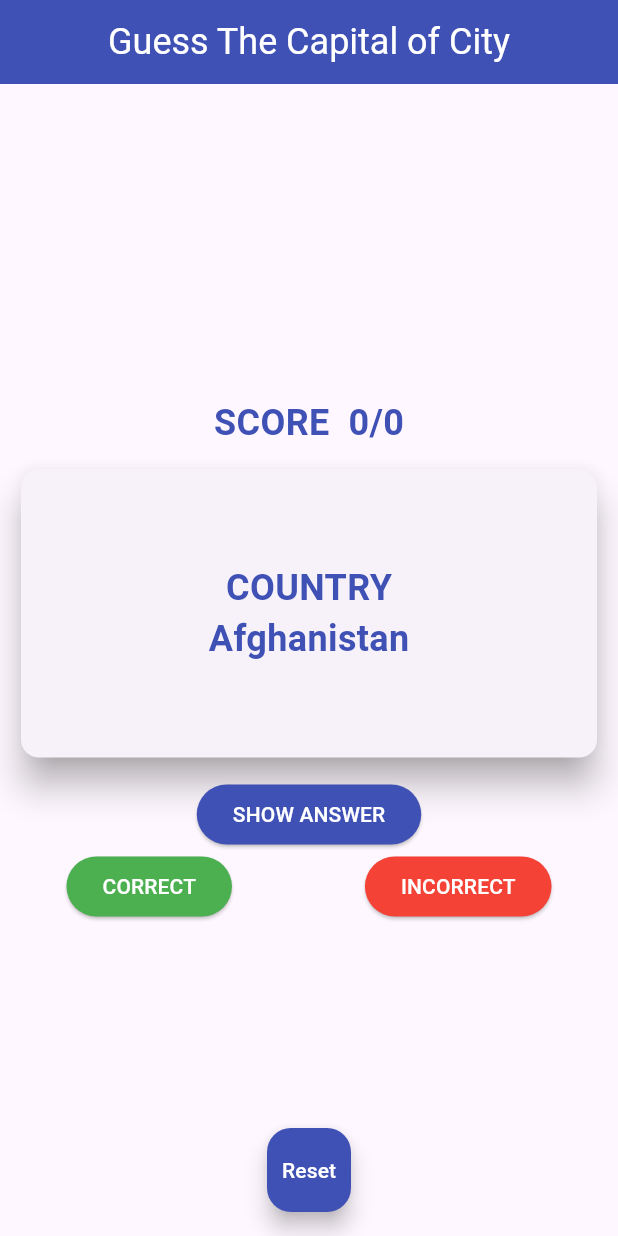
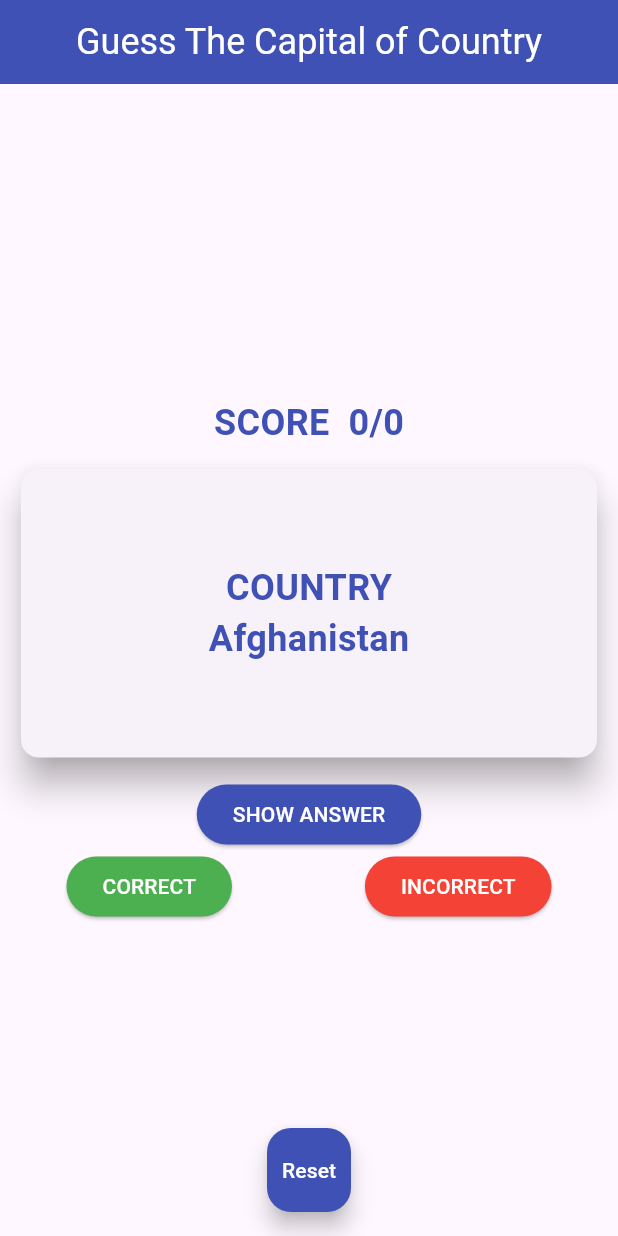
Before and after one commit to Ki-eng/Guess_Capital_Of_Country_app, a Flutter app: the screen it shows after launch, on a phone screen of 412 x 824 dp. Run offline on Flutter 3.47's test engine with Material 3 defaults, Android fonts, the phone set to English and light mode, and no system bars; our stand-ins replace rflutter_alert.

Commit message:
Update main.dart

```diff
--- a/lib/main.dart
+++ b/lib/main.dart
@@ -36,7 +36,7 @@ class _GuessCountryState extends State<GuessCountry> {
         centerTitle: true,
         backgroundColor: Colors.indigo,
         title: Text(
-          'Guess The Capital of City',
+          'Guess The Capital of Country',
           style: TextStyle(fontSize: 24, color: Colors.white),
         ),
       ),
```
